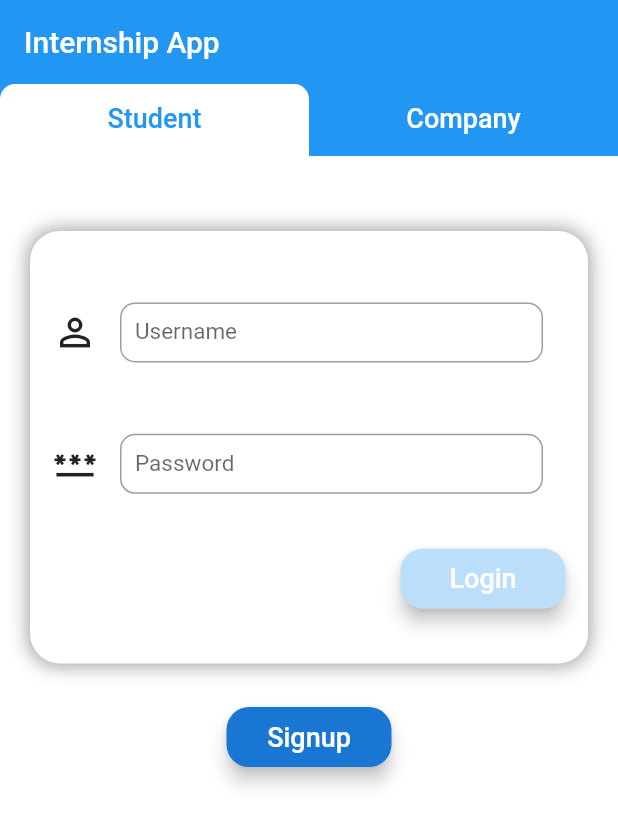
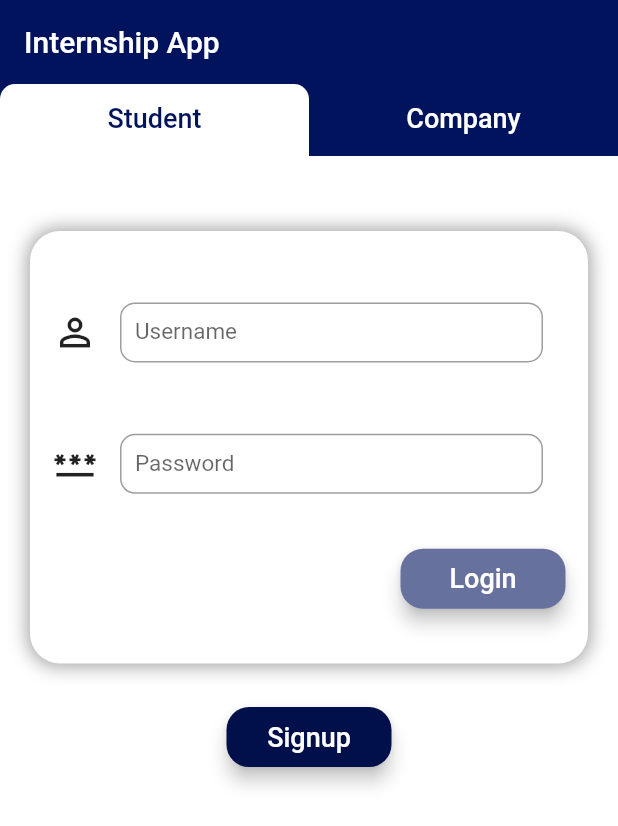
Before and after one commit to Bogdan316/internship_app, a Flutter app: the screen it shows after launch, on a phone screen of 412 x 824 dp. Shown: the top 826 px of the screen. Run offline on Flutter 3.47's test engine with Material 2 defaults, Android fonts, the phone set to English and light mode, and no system bars; missing offline and left inert: mysql1.

Commit message:
IA-10 lock app orientation, change primary swatch to custom color, disable debug banner

```diff
--- a/lib/main.dart
+++ b/lib/main.dart
@@ -1,5 +1,7 @@
 import 'package:flutter/material.dart';
+import 'package:flutter/services.dart';
 
+import 'package:internship_app_fis/base_widgets/theme_color.dart';
 import 'package:internship_app_fis/pages/login_page.dart';
 
 void main() {
@@ -11,10 +13,17 @@ class InternshipApp extends StatelessWidget {
 
   @override
   Widget build(BuildContext context) {
+    WidgetsFlutterBinding.ensureInitialized();
+    SystemChrome.setPreferredOrientations([
+      DeviceOrientation.portraitUp,
+    ]);
     return MaterialApp(
+      debugShowCheckedModeBanner: false,
       title: 'Internship App',
       theme: ThemeData(
-        primarySwatch: Colors.blue,
+        primarySwatch: createMaterialColor(
+          const Color(0xFF01135d),
+        ),
       ),
       home: const LoginPage(),
     );
```
